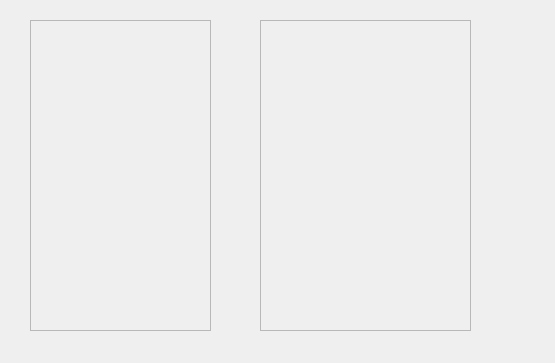
Before: the Qt Designer form MI_Client/cform1.ui in Arankir/Labs, drawn with Qt 5.
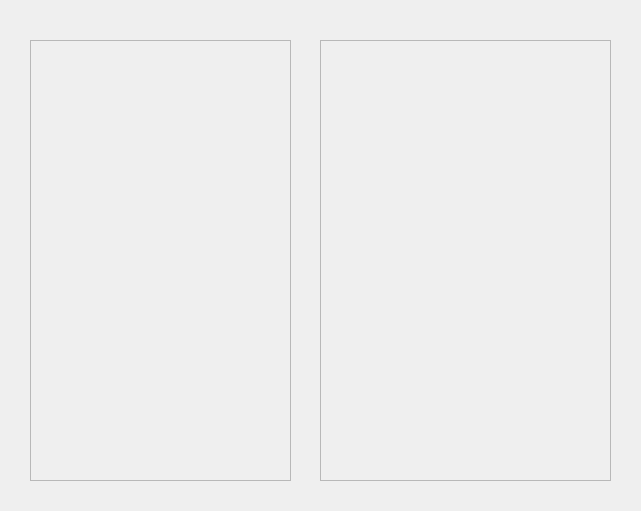
After: the same form once the commit is applied.

What changed in the file:
```diff
--- a/MI_Client/cform1.ui
+++ b/MI_Client/cform1.ui
@@ -6,8 +6,8 @@
    <rect>
     <x>0</x>
     <y>0</y>
-    <width>555</width>
-    <height>363</height>
+    <width>641</width>
+    <height>511</height>
    </rect>
   </property>
   <property name="windowTitle">
@@ -17,9 +17,9 @@
    <property name="geometry">
     <rect>
      <x>30</x>
-     <y>20</y>
-     <width>181</width>
-     <height>311</height>
+     <y>40</y>
+     <width>261</width>
+     <height>441</height>
     </rect>
    </property>
    <property name="widgetResizable">
@@ -30,8 +30,8 @@
      <rect>
       <x>0</x>
       <y>0</y>
-      <width>179</width>
-      <height>309</height>
+      <width>259</width>
+      <height>439</height>
      </rect>
     </property>
    </widget>
@@ -39,10 +39,10 @@
   <widget class="QScrollArea" name="ingredientsCount">
    <property name="geometry">
     <rect>
-     <x>260</x>
-     <y>20</y>
-     <width>211</width>
-     <height>311</height>
+     <x>320</x>
+     <y>40</y>
+     <width>291</width>
+     <height>441</height>
     </rect>
    </property>
    <property name="widgetResizable">
@@ -53,8 +53,8 @@
      <rect>
       <x>0</x>
       <y>0</y>
-      <width>209</width>
-      <height>309</height>
+      <width>289</width>
+      <height>439</height>
      </rect>
     </property>
    </widget>
```
